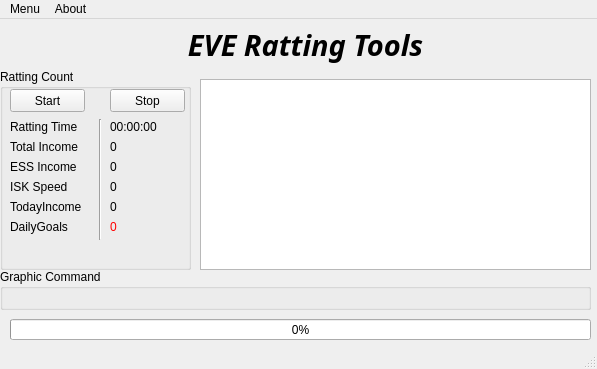
This is mainWindow.ui in Hallows/EVERatingTools as Qt 5 draws it before an edit. The edited form follows.
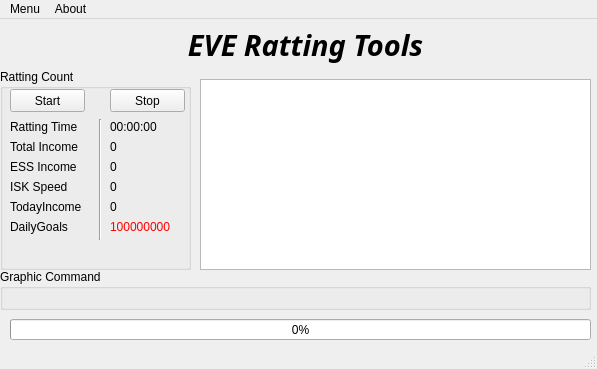
This is the edited form.

Patch:
```diff
--- a/mainWindow.ui
+++ b/mainWindow.ui
@@ -249,7 +249,7 @@
       <string notr="true">color: rgb(255, 0, 0);</string>
      </property>
      <property name="text">
-      <string>0</string>
+      <string>100000000</string>
      </property>
     </widget>
    </widget>
```
